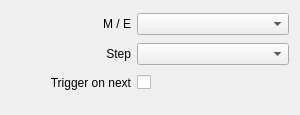
First picture: the form in src/Widgets/Inspector/Atem/InspectorAtemCutWidget.ui, repository CasparCG/client, before the edit.
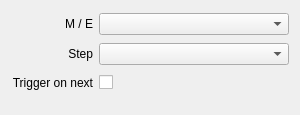
Second picture: the form after the edit.

Commit message: Remove minimumSize constraint from labels

Patch:
```diff
--- a/src/Widgets/Inspector/Atem/InspectorAtemCutWidget.ui
+++ b/src/Widgets/Inspector/Atem/InspectorAtemCutWidget.ui
@@ -42,12 +42,6 @@
    </item>
    <item row="2" column="0">
     <widget class="QLabel" name="labelTriggerOnNext">
-     <property name="minimumSize">
-      <size>
-       <width>120</width>
-       <height>0</height>
-      </size>
-     </property>
      <property name="text">
       <string>Trigger on next</string>
      </property>
@@ -58,12 +52,6 @@
    </item>
    <item row="1" column="0">
     <widget class="QLabel" name="labelStep">
-     <property name="minimumSize">
-      <size>
-       <width>120</width>
-       <height>0</height>
-      </size>
-     </property>
      <property name="text">
       <string>Step</string>
      </property>
@@ -74,12 +62,6 @@
    </item>
    <item row="0" column="0">
     <widget class="QLabel" name="labelMixerStep">
-     <property name="minimumSize">
-      <size>
-       <width>120</width>
-       <height>0</height>
-      </size>
-     </property>
      <property name="text">
       <string>M / E</string>
      </property>
```
The commit also changes 53 other files.
